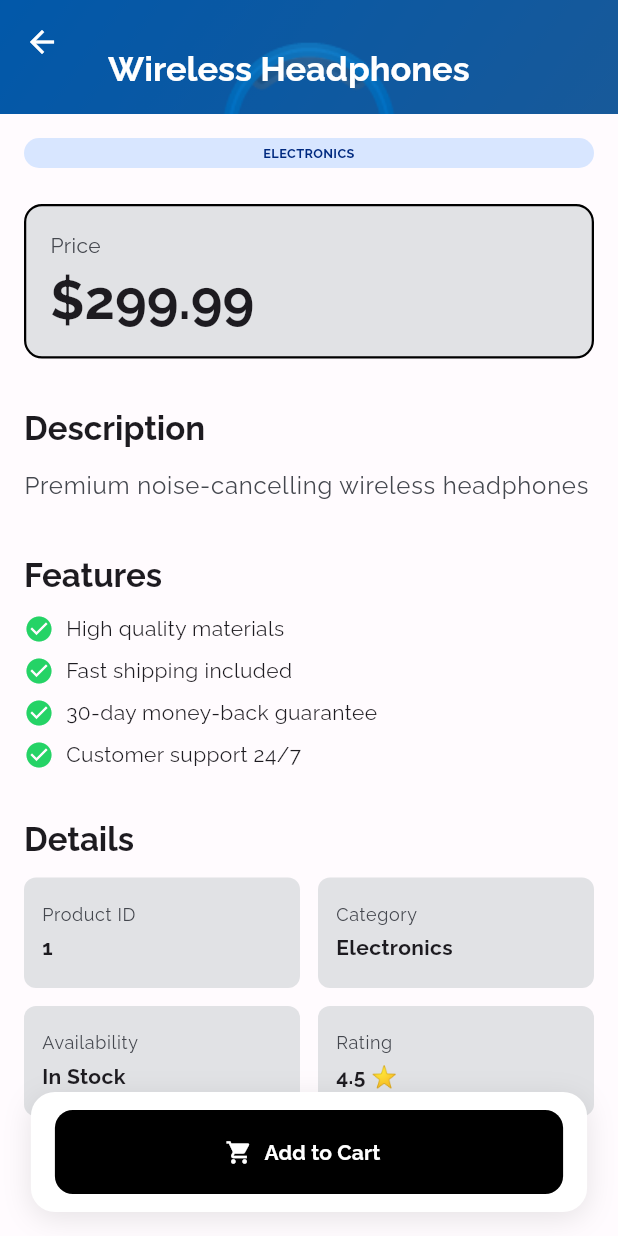
After one commit to xephas-official/flutter_extensions, a Flutter app: the ProductDetailScreen screen opened directly with sample values from the repository, scrolled down 224 dp, after a tap on "Add to Cart", after a tap on the "delete" icon, on a phone screen of 412 x 824 dp. The commit adds this screen. Run offline on Flutter 3.47's test engine with Material 3 defaults, Android fonts, the phone set to English and light mode, and no system bars; our stand-ins replace flutter_riverpod, gap, google_fonts.

```diff
--- a/lib/app_exporter.dart
+++ b/lib/app_exporter.dart
@@ -11,8 +11,6 @@ export 'package:uuid/uuid.dart';
 //? ---- App Folders -----
 //* app
 export 'app/theme/exporter.dart';
-//* core
-export 'global/extensions/exporter.dart';
 //* data
 export 'data/models/exporter.dart';
 export 'data/repositories/exporter.dart';
@@ -21,3 +19,5 @@ export 'features/cart/providers/exporter.dart';
 export 'features/products/providers/exporter.dart';
 //* global
 export 'global/exporter.dart';
+//* core
+export 'global/extensions/exporter.dart';
--- /dev/null
+++ b/lib/features/products/product_detail_screen.dart
@@ -0,0 +1,414 @@
+import '../../app_exporter.dart';
+
+/// Product detail screen showcasing extension methods
+class ProductDetailScreen extends ConsumerWidget {
+  /// Constructor
+  const ProductDetailScreen({required this.product, super.key});
+
+  /// Product to display
+  final Product product;
+
+  @override
+  Widget build(BuildContext context, WidgetRef ref) {
+    final cartItems = ref.watch(cartProvider);
+    final itemInCart = cartItems.any((item) => item.product.id == product.id);
+    final cartItem = cartItems.firstWhere(
+      (item) => item.product.id == product.id,
+      orElse: () => CartItem(product: product, quantity: 0),
+    );
+
+    return Scaffold(
+      body: CustomScrollView(
+        slivers: [
+          // Collapsible app bar with hero image
+          SliverAppBar(
+            expandedHeight: 300,
+            pinned: true,
+            backgroundColor: context.colorScheme.primary,
+            foregroundColor: white,
+            flexibleSpace: FlexibleSpaceBar(
+              title: Text(
+                product.name,
+                style: boldTextStyle.copyWith(
+                  color: white,
+                ),
+              ),
+              background: Hero(
+                tag: 'product_${product.id}',
+                child: Material(
+                  child: Container(
+                    decoration: BoxDecoration(
+                      gradient: LinearGradient(
+                        begin: Alignment.topLeft,
+                        end: Alignment.bottomRight,
+                        colors: [
+                          context.colorScheme.primary,
+                          context.colorScheme.secondary,
+                        ],
+                      ),
+                    ),
+                    child: Center(
+                      child: Text(
+                        product.imageUrl,
+                        style: baseFont.copyWith(fontSize: 120),
+                      ),
+                    ),
+                  ),
+                ),
+              ),
+            ),
+          ),
+
+          // Product details
+          SliverPadding(
+            padding: const EdgeInsets.all(spacing16),
+            sliver: SliverList(
+              delegate: SliverChildListDelegate([
+                // Category chip
+                ValueChip(
+                  backColor: context.colorScheme.primaryContainer,
+                  valueText: product.category.toUpperCase(),
+                  fadeBack: false,
+                  textColor: context.colorScheme.onPrimaryContainer,
+                ),
+
+                const Spacing(of: spacing24),
+
+                // Price section
+                _PriceSection(
+                  price: product.price,
+                  itemInCart: itemInCart,
+                ),
+
+                const Spacing(of: spacing32),
+
+                // Description section
+                Text(
+                  'Description',
+                  style: context.textTheme.titleLarge?.merge(boldTextStyle),
+                ),
+
+                const Spacing(of: spacing12),
+
+                Text(
+                  product.description,
+                  style: context.textTheme.bodyLarge?.copyWith(
+                    color: context.colorScheme.onSurfaceVariant,
+                    height: 1.6,
+                  ),
+                ),
+
+                const Spacing(of: spacing32),
+
+                // Features section (demonstrating list extensions)
+                Text(
+                  'Features',
+                  style: context.textTheme.titleLarge?.merge(boldTextStyle),
+                ),
+
+                const Spacing(of: spacing12),
+
+                ..._buildFeaturesList(context),
+
+                const Spacing(of: spacing32),
+
+                // Product details grid
+                Text(
+                  'Details',
+                  style: context.textTheme.titleLarge?.merge(boldTextStyle),
+                ),
+
+                const Spacing(of: spacing12),
+                _DetailsGrid(product: product),
+
+                const Spacing(of: spacing64),
+              ]),
+            ),
+          ),
+        ],
+      ),
+
+      // Floating action button for cart
+      floatingActionButton: _CartActionButton(
+        product: product,
+        itemInCart: itemInCart,
+        quantity: cartItem.quantity,
+      ),
+      floatingActionButtonLocation: FloatingActionButtonLocation.centerFloat,
+    );
+  }
+
+  /// Builds a list of product features demonstrating list extensions
+  List<Widget> _buildFeaturesList(BuildContext context) {
+    final features = [
+      'High quality materials',
+      'Fast shipping included',
+      '30-day money-back guarantee',
+      'Customer support 24/7',
+    ];
+
+    return features
+        .map(
+          (feature) => Row(
+            crossAxisAlignment: CrossAxisAlignment.start,
+            children: [
+              const Icon(
+                Icons.check_circle,
+                color: appGreen,
+                size: spacing20,
+              ),
+              const Spacing(of: spacing8),
+              Expanded(
+                child: Text(
+                  feature,
+                  style: context.textTheme.bodyMedium,
+                ),
+              ),
+            ],
+          ),
+        )
+        .toList()
+        .divide(const Spacing(of: spacing8))
+        .toList();
+  }
+}
+
+/// Price section widget
+class _PriceSection extends StatelessWidget {
+  const _PriceSection({
+    required this.price,
+    required this.itemInCart,
+  });
+
+  final double price;
+  final bool itemInCart;
+
+  @override
+  Widget build(BuildContext context) {
+    return Container(
+      padding: const EdgeInsets.all(spacing16),
+      decoration: BoxDecoration(
+        color: itemInCart
+            ? appGreen.withValues(alpha: 0.1)
+            : context.colorScheme.surfaceContainerHighest,
+        borderRadius: borderRadius12,
+        border: Border.all(
+          color: itemInCart ? appGreen : context.colorScheme.outline,
+          width: 1.5,
+        ),
+      ),
+      child: Row(
+        mainAxisAlignment: MainAxisAlignment.spaceBetween,
+        children: [
+          Column(
+            crossAxisAlignment: CrossAxisAlignment.start,
+            children: [
+              Text(
+                'Price',
+                style: context.textTheme.bodyMedium?.copyWith(
+                  color: context.colorScheme.onSurfaceVariant,
+                ),
+              ),
+              const Spacing(of: spacing4),
+              Text(
+                price.toCurrency,
+                style: context.textTheme.displaySmall?.merge(boldTextStyle),
+              ),
+            ],
+          ),
+          if (itemInCart)
+            Container(
+              padding: const EdgeInsets.symmetric(
+                horizontal: spacing12,
+                vertical: spacing8,
+              ),
+              decoration: const BoxDecoration(
+                color: appGreen,
+                borderRadius: borderRadius8,
+              ),
+              child: Row(
+                children: [
+                  const Icon(Icons.check, color: white, size: spacing16),
+                  const Spacing(of: spacing4),
+                  Text(
+                    'In Cart',
+                    style: context.textTheme.labelLarge?.copyWith(
+                      color: white,
+                      fontWeight: FontWeight.bold,
+                    ),
+                  ),
+                ],
+              ),
+            ),
+        ],
+      ),
+    );
+  }
+}
+
+/// Details grid widget
+class _DetailsGrid extends StatelessWidget {
+  const _DetailsGrid({required this.product});
+
+  final Product product;
+
+  @override
+  Widget build(BuildContext context) {
+    final details = [
+      {'label': 'Product ID', 'value': product.id},
+      {'label': 'Category', 'value': product.category},
+      {'label': 'Availability', 'value': 'In Stock'},
+      {'label': 'Rating', 'value': '4.5 ⭐'},
+    ];
+
+    return GridView.builder(
+      shrinkWrap: true,
+      physics: const NeverScrollableScrollPhysics(),
+      gridDelegate: const SliverGridDelegateWithFixedCrossAxisCount(
+        crossAxisCount: 2,
+        mainAxisSpacing: spacing12,
+        crossAxisSpacing: spacing12,
+        childAspectRatio: 2.5,
+      ),
+      itemCount: details.length,
+      itemBuilder: (context, index) {
+        final detail = details[index];
+        return Container(
+          padding: const EdgeInsets.all(spacing12),
+          decoration: BoxDecoration(
+            color: context.colorScheme.surfaceContainerHighest,
+            borderRadius: borderRadius8,
+          ),
+          child: Column(
+            crossAxisAlignment: CrossAxisAlignment.start,
+            mainAxisAlignment: MainAxisAlignment.center,
+            children: [
+              Text(
+                detail['label']!,
+                style: context.textTheme.bodySmall?.copyWith(
+                  color: context.colorScheme.onSurfaceVariant,
+                ),
+              ),
+              const Spacing(of: spacing4),
+              Text(
+                detail['value']!,
+                style: context.textTheme.bodyMedium?.merge(boldTextStyle),
+                maxLines: 1,
+                overflow: TextOverflow.ellipsis,
+              ),
+            ],
+          ),
+        );
+      },
+    );
+  }
+}
+
+/// Cart action button widget
+class _CartActionButton extends ConsumerWidget {
+  const _CartActionButton({
+    required this.product,
+    required this.itemInCart,
+    required this.quantity,
+  });
+
+  final Product product;
+  final bool itemInCart;
+  final int quantity;
+
+  @override
+  Widget build(BuildContext context, WidgetRef ref) {
+    return Container(
+      width: context.screenWidth * 0.9,
+      padding: const EdgeInsets.symmetric(
+        horizontal: spacing16,
+        vertical: spacing12,
+      ),
+      decoration: BoxDecoration(
+        color: white,
+        borderRadius: borderRadius16,
+        boxShadow: [
+          BoxShadow(
+            color: black.withValues(alpha: 0.1),
+            blurRadius: 16,
+            offset: const Offset(0, 4),
+          ),
+        ],
+      ),
+      child: itemInCart
+          ? Row(
+              mainAxisAlignment: MainAxisAlignment.spaceBetween,
+              children: [
+                // Decrease quantity
+                IconButton(
+                  onPressed: () {
+                    if (quantity > 1) {
+                      ref
+                          .read(cartProvider.notifier)
+                          .updateQuantity(
+                            product.id,
+                            quantity - 1,
+                          );
+                    } else {
+                      ref.read(cartProvider.notifier).removeProduct(product.id);
+                    }
+                  },
+                  icon: Icon(
+                    quantity > 1 ? Icons.remove_circle : Icons.delete,
+                    color: quantity > 1 ? black : Colors.red,
+                  ),
+                ),
+
+                // Quantity display
+                Column(
+                  mainAxisSize: MainAxisSize.min,
+                  children: [
+                    Text(
+                      'Quantity',
+                      style: context.textTheme.bodySmall?.copyWith(
+                        color: context.colorScheme.onSurfaceVariant,
+                      ),
+                    ),
+                    Text(
+                      '$quantity',
+                      style: context.textTheme.titleLarge?.merge(boldTextStyle),
+                    ),
+                  ],
+                ),
+
+                // Increase quantity
+                IconButton(
+                  onPressed: () {
+                    ref
+                        .read(cartProvider.notifier)
+                        .updateQuantity(
+                          product.id,
+                          quantity + 1,
+                        );
+                  },
+                  icon: const Icon(Icons.add_circle, color: appGreen),
+                ),
+              ],
+            )
+          : FilledButton.icon(
+              onPressed: () {
+                ref.read(cartProvider.notifier).addProduct(product);
+                context.showSnackBar('${product.name} added to cart!');
+              },
+              icon: const Icon(Icons.shopping_cart),
+              label: Text(
+                'Add to Cart',
+                style: boldTextStyle,
+              ),
+              style: FilledButton.styleFrom(
+                backgroundColor: black,
+                foregroundColor: white,
+                minimumSize: const Size(double.infinity, 56),
+                shape: const RoundedRectangleBorder(
+                  borderRadius: borderRadius12,
+                ),
+              ),
+            ),
+    );
+  }
+}
--- a/lib/features/products/widgets/product_card.dart
+++ b/lib/features/products/widgets/product_card.dart
@@ -1,6 +1,7 @@
 import 'package:flutter/cupertino.dart';
 
 import '../../../app_exporter.dart';
+import '../product_detail_screen.dart';
 
 /// Widget displaying a product card
 class ProductCard extends ConsumerWidget {
@@ -29,8 +30,7 @@ class ProductCard extends ConsumerWidget {
       ),
       child: InkWell(
         onTap: () {
-          // Could navigate to product details
-          // context.showSnackBar('Product details coming soon!');
+          context.push<void>(ProductDetailScreen(product: product));
         },
         borderRadius: borderRadius12,
         child: Padding(
@@ -41,6 +41,7 @@ class ProductCard extends ConsumerWidget {
               // Product image (emoji) with category badge overlay
               Hero(
                 tag: 'product_${product.id}',
+                child: Material(
                   child: Container(
                     width: 80,
                     height: 80,
@@ -52,6 +53,7 @@ class ProductCard extends ConsumerWidget {
                     child: Text(
                       product.imageUrl,
                       style: baseFont.copyWith(fontSize: 48),
+                    ),
                   ),
                 ),
               ),
```
Also changed, not shown: 7 other files. Lines whose indentation alone changed are shown as unchanged.
